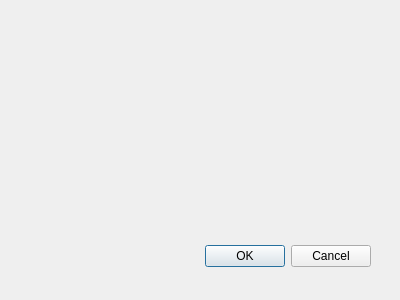
Above: incluirlivro.ui from M6rc0sp/InterfaceLoja before the change. Below: the same form after it.
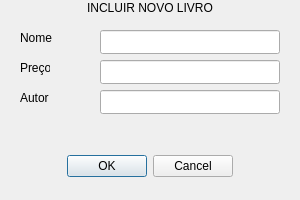
That is the form after the change.

Patch:
```diff
--- a/incluirlivro.ui
+++ b/incluirlivro.ui
@@ -8,8 +8,8 @@
    <rect>
     <x>0</x>
     <y>0</y>
-    <width>400</width>
-    <height>300</height>
+    <width>300</width>
+    <height>200</height>
    </rect>
   </property>
   <property name="windowTitle">
@@ -18,9 +18,9 @@
   <widget name="buttonBox" class="QDialogButtonBox">
    <property name="geometry">
     <rect>
-     <x>30</x>
-     <y>240</y>
-     <width>341</width>
+     <x>0</x>
+     <y>150</y>
+     <width>300</width>
      <height>32</height>
     </rect>
    </property>
@@ -30,6 +30,103 @@
    <property name="standardButtons">
     <set>QDialogButtonBox::Cancel|QDialogButtonBox::Ok</set>
    </property>
+   <property name="centerButtons">
+    <bool>true</bool>
+   </property>
+  </widget>
+  <widget class="QLabel" name="title">
+   <property name="geometry">
+    <rect>
+     <x>0</x>
+     <y>0</y>
+     <width>300</width>
+     <height>16</height>
+    </rect>
+   </property>
+   <property name="minimumSize">
+    <size>
+     <width>300</width>
+     <height>0</height>
+    </size>
+   </property>
+   <property name="text">
+    <string>INCLUIR NOVO LIVRO</string>
+   </property>
+   <property name="textFormat">
+    <enum>Qt::AutoText</enum>
+   </property>
+   <property name="alignment">
+    <set>Qt::AlignCenter</set>
+   </property>
+  </widget>
+  <widget class="QLabel" name="labelPreco">
+   <property name="geometry">
+    <rect>
+     <x>20</x>
+     <y>60</y>
+     <width>30</width>
+     <height>16</height>
+    </rect>
+   </property>
+   <property name="text">
+    <string>Preço</string>
+   </property>
+  </widget>
+  <widget class="QLineEdit" name="getPreco">
+   <property name="geometry">
+    <rect>
+     <x>100</x>
+     <y>60</y>
+     <width>180</width>
+     <height>24</height>
+    </rect>
+   </property>
+  </widget>
+  <widget class="QLabel" name="labelAutor">
+   <property name="geometry">
+    <rect>
+     <x>20</x>
+     <y>90</y>
+     <width>30</width>
+     <height>16</height>
+    </rect>
+   </property>
+   <property name="text">
+    <string>Autor</string>
+   </property>
+  </widget>
+  <widget class="QLabel" name="labelNome">
+   <property name="geometry">
+    <rect>
+     <x>20</x>
+     <y>30</y>
+     <width>33</width>
+     <height>16</height>
+    </rect>
+   </property>
+   <property name="text">
+    <string>Nome</string>
+   </property>
+  </widget>
+  <widget class="QLineEdit" name="getNome">
+   <property name="geometry">
+    <rect>
+     <x>100</x>
+     <y>30</y>
+     <width>180</width>
+     <height>24</height>
+    </rect>
+   </property>
+  </widget>
+  <widget class="QLineEdit" name="getAutor">
+   <property name="geometry">
+    <rect>
+     <x>100</x>
+     <y>90</y>
+     <width>180</width>
+     <height>24</height>
+    </rect>
+   </property>
   </widget>
  </widget>
  <pixmapfunction/>
```
Left out of the diff: 11 changed lines with no effect on the pictures.
